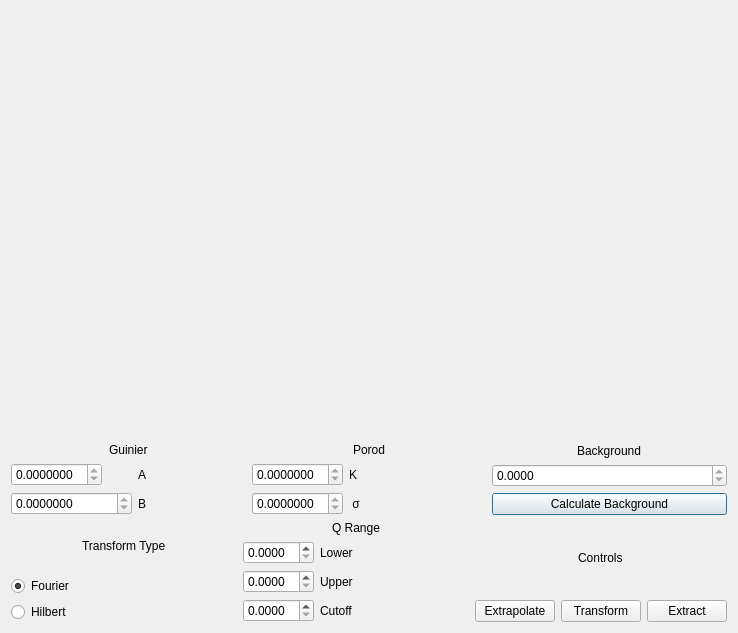
Qt form src/sas/qtgui/Perspectives/Corfunc/UI/CorfuncPanel.ui (SasView/sasview) before a commit.
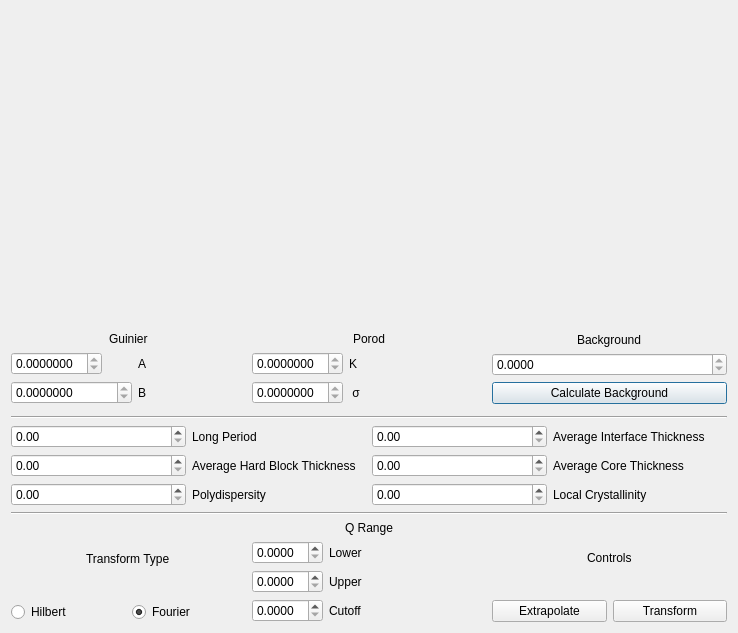
The same form after that commit.

Commit message: Extract values from Corfunc

```diff
--- a/src/sas/qtgui/Perspectives/Corfunc/UI/CorfuncPanel.ui
+++ b/src/sas/qtgui/Perspectives/Corfunc/UI/CorfuncPanel.ui
@@ -15,7 +15,7 @@
   </property>
   <layout class="QGridLayout" name="gridLayout">
    <item row="1" column="0">
-    <layout class="QVBoxLayout" name="verticalLayout_7" stretch="1,0,0">
+    <layout class="QVBoxLayout" name="verticalLayout_7" stretch="1,0,0,0,0,0,0">
      <item>
       <spacer name="verticalSpacer">
        <property name="orientation">
@@ -165,10 +165,101 @@
        </item>
       </layout>
      </item>
+     <item>
+      <widget class="QFrame" name="frame">
+       <property name="frameShape">
+        <enum>QFrame::StyledPanel</enum>
+       </property>
+       <property name="frameShadow">
+        <enum>QFrame::Raised</enum>
+       </property>
+       <property name="lineWidth">
+        <number>5</number>
+       </property>
+      </widget>
+     </item>
+     <item>
+      <widget class="Line" name="line">
+       <property name="orientation">
+        <enum>Qt::Horizontal</enum>
+       </property>
+      </widget>
+     </item>
+     <item>
+      <layout class="QGridLayout" name="gridLayout_2">
+       <item row="0" column="1">
+        <widget class="QLabel" name="label_14">
+         <property name="text">
+          <string>Long Period</string>
+         </property>
+        </widget>
+       </item>
+       <item row="0" column="2">
+        <widget class="QDoubleSpinBox" name="avgIntThick"/>
+       </item>
+       <item row="0" column="3">
+        <widget class="QLabel" name="label_15">
+         <property name="text">
+          <string>Average Interface Thickness</string>
+         </property>
+        </widget>
+       </item>
+       <item row="1" column="0">
+        <widget class="QDoubleSpinBox" name="avgHardBlock"/>
+       </item>
+       <item row="1" column="1">
+        <widget class="QLabel" name="label_16">
+         <property name="text">
+          <string>Average Hard Block Thickness</string>
+         </property>
+        </widget>
+       </item>
+       <item row="1" column="2">
+        <widget class="QDoubleSpinBox" name="avgCoreThick"/>
+       </item>
+       <item row="1" column="3">
+        <widget class="QLabel" name="label_17">
+         <property name="text">
+          <string>Average Core Thickness</string>
+         </property>
+        </widget>
+       </item>
+       <item row="2" column="0">
+        <widget class="QDoubleSpinBox" name="polydisp"/>
+       </item>
+       <item row="2" column="1">
+        <widget class="QLabel" name="label_18">
+         <property name="text">
+          <string>Polydispersity</string>
+         </property>
+        </widget>
+       </item>
+       <item row="2" column="2">
+        <widget class="QDoubleSpinBox" name="localCrystal"/>
+       </item>
+       <item row="2" column="3">
+        <widget class="QLabel" name="label_19">
+         <property name="text">
+          <string>Local Crystallinity</string>
+         </property>
+        </widget>
+       </item>
+       <item row="0" column="0">
+        <widget class="QDoubleSpinBox" name="longPeriod"/>
+       </item>
+      </layout>
+     </item>
+     <item>
+      <widget class="Line" name="line_2">
+       <property name="orientation">
+        <enum>Qt::Horizontal</enum>
+       </property>
+      </widget>
+     </item>
      <item>
       <layout class="QHBoxLayout" name="horizontalLayout_3">
        <item>
-        <layout class="QVBoxLayout" name="verticalLayout_2" stretch="1,1,1">
+        <layout class="QVBoxLayout" name="verticalLayout_2" stretch="0,1">
          <item alignment="Qt::AlignHCenter">
           <widget class="QLabel" name="label_5">
            <property name="text">
@@ -177,21 +268,25 @@
           </widget>
          </item>
          <item>
-          <widget class="QRadioButton" name="fourierBtn">
-           <property name="text">
-            <string>Fourier</string>
-           </property>
-           <property name="checked">
-            <bool>true</bool>
-           </property>
-          </widget>
-         </item>
-         <item>
-          <widget class="QRadioButton" name="hilbertBtn">
-           <property name="text">
-            <string>Hilbert</string>
-           </property>
-          </widget>
+          <layout class="QHBoxLayout" name="horizontalLayout_4">
+           <item>
+            <widget class="QRadioButton" name="hilbertBtn">
+             <property name="text">
+              <string>Hilbert</string>
+             </property>
+            </widget>
+           </item>
+           <item>
+            <widget class="QRadioButton" name="fourierBtn">
+             <property name="text">
+              <string>Fourier</string>
+             </property>
+             <property name="checked">
+              <bool>true</bool>
+             </property>
+            </widget>
+           </item>
+          </layout>
          </item>
         </layout>
        </item>
@@ -286,7 +381,7 @@
           </widget>
          </item>
          <item>
-          <layout class="QHBoxLayout" name="horizontalLayout" stretch="0,0,0">
+          <layout class="QHBoxLayout" name="horizontalLayout" stretch="0,0">
            <item>
             <widget class="QPushButton" name="extrapolateBtn">
              <property name="text">
@@ -301,13 +396,6 @@
              </property>
             </widget>
            </item>
-           <item>
-            <widget class="QPushButton" name="extractBtn">
-             <property name="text">
-              <string>Extract</string>
-             </property>
-            </widget>
-           </item>
           </layout>
          </item>
         </layout>
```
The commit also changes 1 other file.
